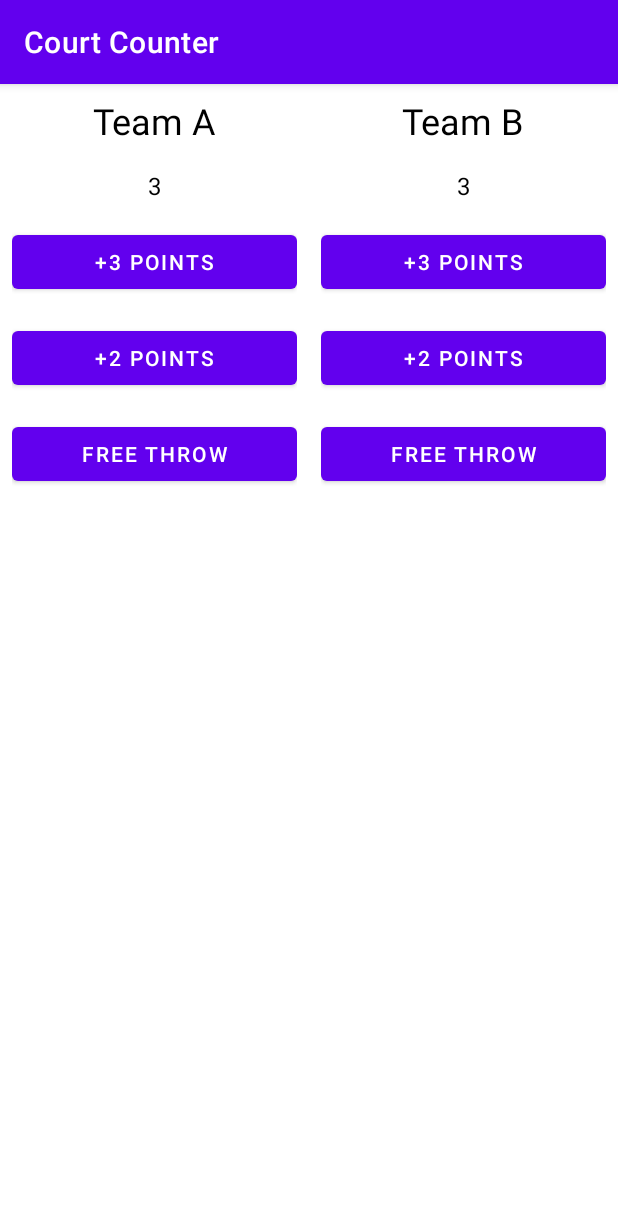
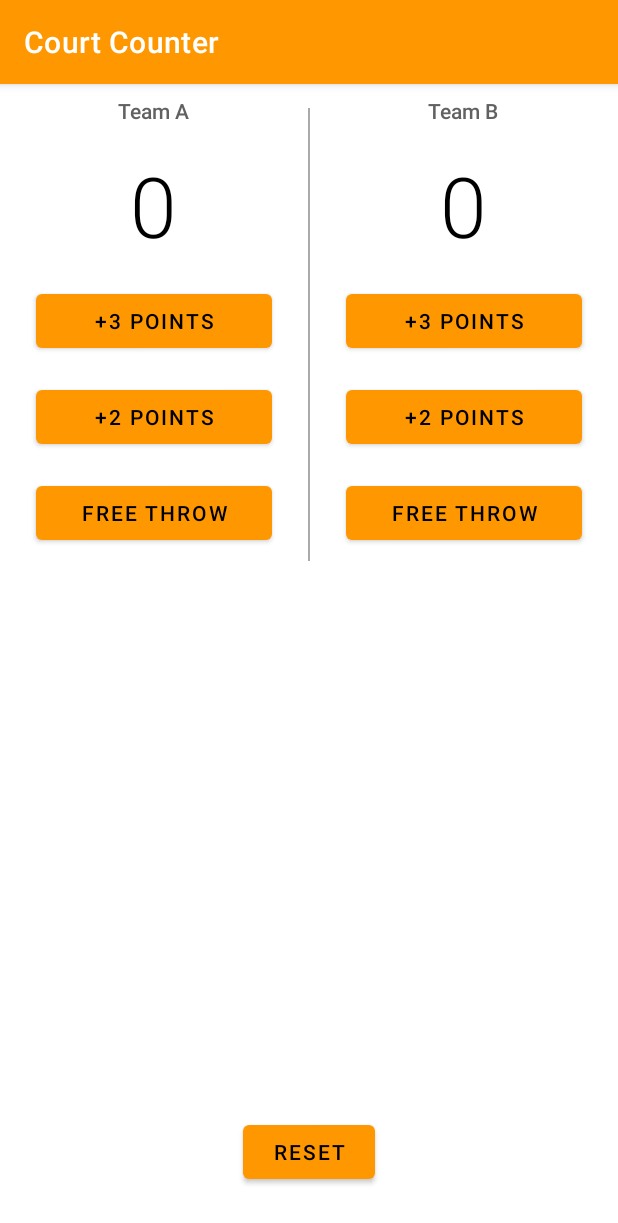
Before and after one commit to timodokter/android-development, an Android app: the screen it shows after launch (MainActivity), on a phone screen of 412 x 824 dp. Shown: the top 1223 px of the screen. Run offline under Robolectric (Android 15) with nearby library versions, the light colour scheme and no system bars.

Commit message:
lesson 3 is finished

```diff
--- a/CourtCounter/app/src/main/java/com/example/android/courtcounter/MainActivity.java
+++ b/CourtCounter/app/src/main/java/com/example/android/courtcounter/MainActivity.java
@@ -57,6 +57,12 @@
         scoreView.setText(String.valueOf(score));
     }
 
+    public void resetter(View view) {
+        scoreTeamB = scoreTeamA = 0;
+        displayForTeamA(scoreTeamA);
+        displayForTeamB(scoreTeamB);
+    }
+
     @Override
     protected void onCreate(Bundle savedInstanceState) {
         super.onCreate(savedInstanceState);
--- a/CourtCounter/app/src/main/res/layout/activity_main.xml
+++ b/CourtCounter/app/src/main/res/layout/activity_main.xml
@@ -1,18 +1,22 @@
 <?xml version="1.0" encoding="utf-8"?>
-<LinearLayout xmlns:android="http://schemas.android.com/apk/res/android"
+<RelativeLayout xmlns:android="http://schemas.android.com/apk/res/android"
     xmlns:app="http://schemas.android.com/apk/res-auto"
     xmlns:tools="http://schemas.android.com/tools"
     android:layout_width="match_parent"
-    android:layout_height="match_parent"
+    android:layout_height="match_parent">
+
+    <LinearLayout
+        android:layout_width="match_parent"
+        android:layout_height="wrap_content"
         android:orientation="horizontal"
         tools:context=".MainActivity">
 
+<!--        team A-->
         <LinearLayout
             android:layout_width="0dp"
             android:layout_height="wrap_content"
-        android:layout_weight=".50"
-        android:orientation="vertical"
-        android:layout_marginHorizontal="8dp">
+            android:layout_weight="1"
+            android:orientation="vertical">
 
             <TextView
                 android:layout_width="wrap_content"
@@ -20,8 +24,11 @@
                 android:layout_gravity="center"
                 android:layout_marginVertical="8dp"
                 android:text="Team A"
-            android:textColor="#000000"
-            android:textSize="24sp" />
+                android:textColor="#616161"
+                android:textSize="14sp"
+                android:fontFamily="sans-serif-medium"
+                android:layout_marginTop="16dp"
+                android:layout_marginBottom="8dp"/>
 
             <TextView
                 android:id="@+id/team_a_score"
@@ -29,38 +36,55 @@
                 android:layout_height="wrap_content"
                 android:layout_gravity="center"
                 android:layout_marginVertical="8dp"
-            android:text="3"
+                android:text="0"
                 android:textColor="#000000"
-            android:textSize="16sp" />
+                android:textSize="56sp"
+                android:fontFamily="sans-serif-light"
+                android:layout_marginTop="8dp"
+                android:layout_marginBottom="12dp"/>
 
             <Button
                 android:layout_width="match_parent"
                 android:layout_height="wrap_content"
                 android:layout_marginVertical="8dp"
                 android:onClick="add3PointsteamA"
-            android:text="+3 POINTS" />
+                android:text="+3 POINTS"
+                android:layout_marginTop="12dp"
+                android:layout_marginBottom="4dp"
+                android:layout_marginHorizontal="24dp"/>
 
             <Button
                 android:layout_width="match_parent"
                 android:layout_height="wrap_content"
                 android:layout_marginVertical="8dp"
                 android:onClick="add2PointsTeamA"
-            android:text="+2 POINTS" />
+                android:text="+2 POINTS"
+                android:layout_marginTop="4dp"
+                android:layout_marginBottom="4dp"
+                android:layout_marginHorizontal="24dp"/>
 
             <Button
                 android:layout_width="match_parent"
                 android:layout_height="wrap_content"
                 android:layout_marginVertical="8dp"
                 android:onClick="add1PointsTeamA"
-            android:text="FREE THROW"/>
+                android:text="FREE THROW"
+                android:layout_marginTop="4dp"
+                android:layout_marginHorizontal="24dp"/>
         </LinearLayout>
 
+        <View
+            android:layout_width="1dp"
+            android:layout_height="match_parent"
+            android:background="@android:color/darker_gray"
+            android:layout_marginTop="16dp"/>
+
+<!--        team B-->
         <LinearLayout
             android:layout_width="0dp"
             android:layout_height="wrap_content"
-        android:layout_weight=".50"
-        android:orientation="vertical"
-        android:layout_marginHorizontal="8dp">
+            android:layout_weight="1"
+            android:orientation="vertical">
 
             <TextView
                 android:layout_width="wrap_content"
@@ -68,8 +92,11 @@
                 android:layout_gravity="center"
                 android:layout_marginVertical="8dp"
                 android:text="Team B"
-            android:textColor="#000000"
-            android:textSize="24sp" />
+                android:textColor="#616161"
+                android:textSize="14sp"
+                android:fontFamily="sans-serif-medium"
+                android:layout_marginTop="16dp"
+                android:layout_marginBottom="8dp"/>
 
             <TextView
                 android:id="@+id/team_b_score"
@@ -77,30 +104,50 @@
                 android:layout_height="wrap_content"
                 android:layout_gravity="center"
                 android:layout_marginVertical="8dp"
-            android:text="3"
+                android:text="0"
                 android:textColor="#000000"
-            android:textSize="16sp" />
+                android:textSize="56sp"
+                android:fontFamily="sans-serif-light"
+                android:layout_marginTop="8dp"
+                android:layout_marginBottom="12dp"/>
 
             <Button
                 android:layout_width="match_parent"
                 android:layout_height="wrap_content"
                 android:layout_marginVertical="8dp"
                 android:onClick="add3PointsteamB"
-            android:text="+3 POINTS"/>
+                android:text="+3 POINTS"
+                android:layout_marginTop="12dp"
+                android:layout_marginBottom="4dp"
+                android:layout_marginHorizontal="24dp"/>
 
             <Button
                 android:layout_width="match_parent"
                 android:layout_height="wrap_content"
                 android:layout_marginVertical="8dp"
                 android:onClick="add2PointsTeamB"
-            android:text="+2 POINTS"/>
+                android:text="+2 POINTS"
+                android:layout_marginTop="4dp"
+                android:layout_marginBottom="4dp"
+                android:layout_marginHorizontal="24dp"/>
 
             <Button
                 android:layout_width="match_parent"
                 android:layout_height="wrap_content"
                 android:layout_marginVertical="8dp"
                 android:onClick="add1PointsTeamB"
-            android:text="FREE THROW"/>
+                android:text="FREE THROW"
+                android:layout_marginTop="4dp"
+                android:layout_marginHorizontal="24dp"/>
+        </LinearLayout>
     </LinearLayout>
 
-</LinearLayout>
+    <Button
+        android:layout_width="wrap_content"
+        android:layout_height="wrap_content"
+        android:layout_alignParentBottom="true"
+        android:layout_centerHorizontal="true"
+        android:onClick="resetter"
+        android:text="Reset"
+        android:layout_marginBottom="32dp"/>
+</RelativeLayout>
--- a/CourtCounter/app/src/main/res/values/themes.xml
+++ b/CourtCounter/app/src/main/res/values/themes.xml
@@ -2,9 +2,9 @@
     <!-- Base application theme. -->
     <style name="Theme.CourtCounter" parent="Theme.MaterialComponents.DayNight.DarkActionBar">
         <!-- Primary brand color. -->
-        <item name="colorPrimary">@color/purple_500</item>
-        <item name="colorPrimaryVariant">@color/purple_700</item>
-        <item name="colorOnPrimary">@color/white</item>
+        <item name="colorPrimary">#FF9800</item>
+        <item name="colorPrimaryVariant">#808080</item>
+        <item name="colorOnPrimary">#000000</item>
         <!-- Secondary brand color. -->
         <item name="colorSecondary">@color/teal_200</item>
         <item name="colorSecondaryVariant">@color/teal_700</item>
```
Lines whose indentation alone changed are shown as unchanged.
